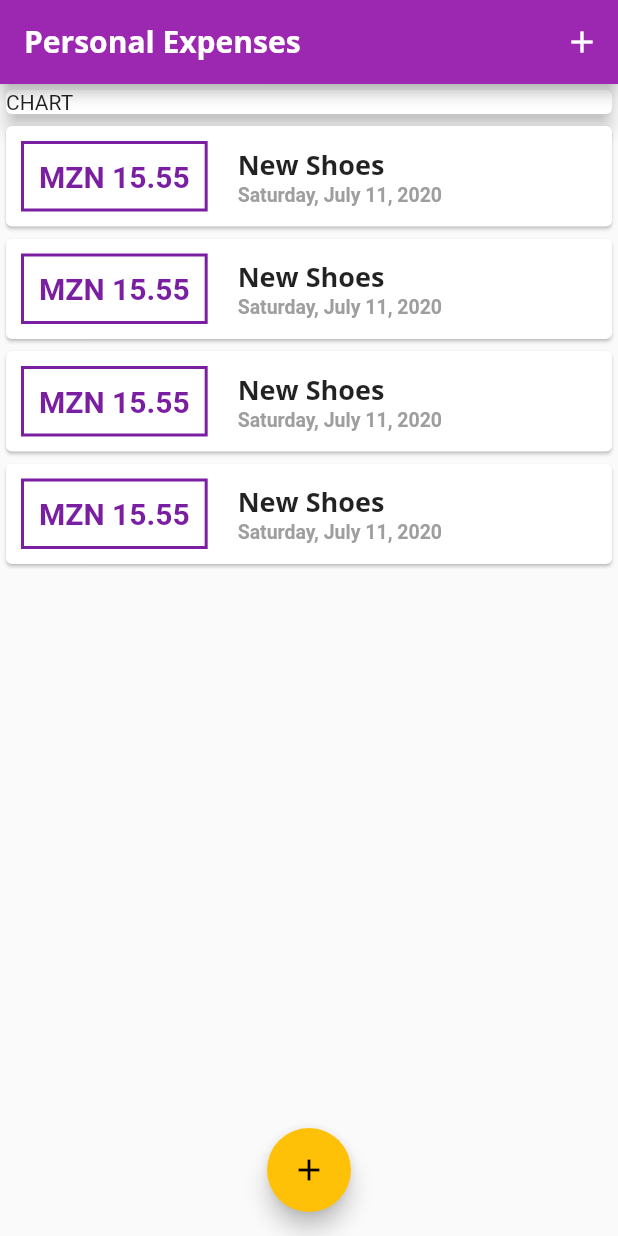
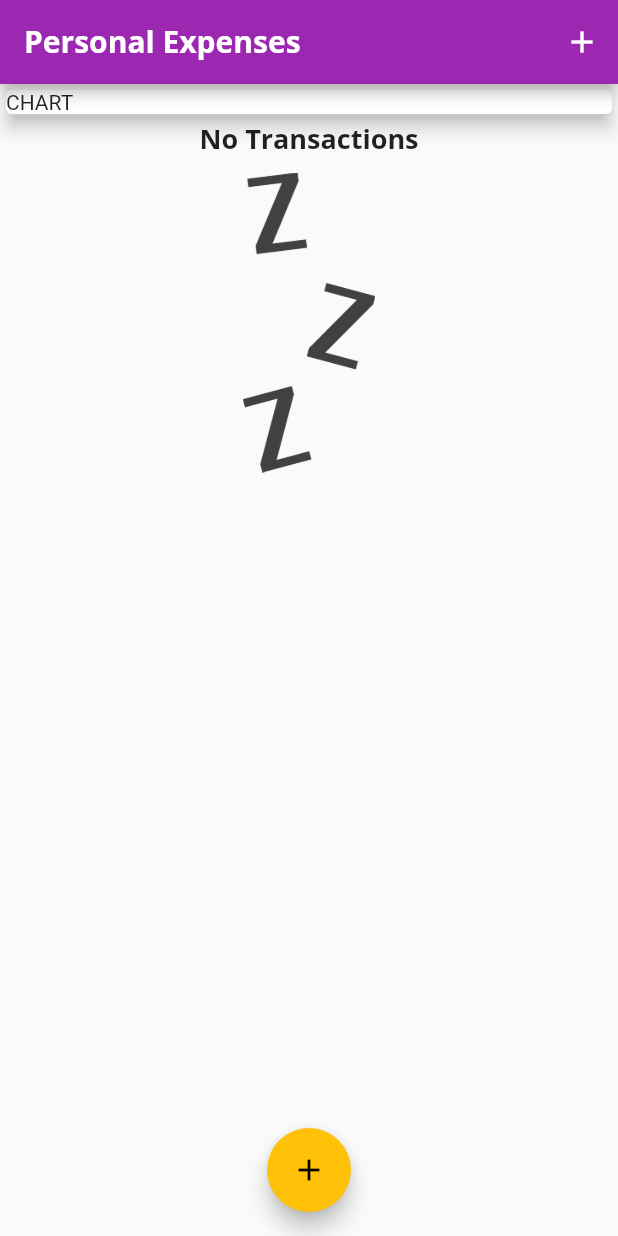
Before and after one commit to Samuel-Bie/expenses_manager, a Flutter app: the screen it shows after launch, on a phone screen of 412 x 824 dp. Run offline on Flutter 3.47's test engine with Material 2 defaults, Android fonts, the phone set to English and light mode, and no system bars.

Commit message:
Add pictures

```diff
--- a/lib/main.dart
+++ b/lib/main.dart
@@ -47,21 +47,21 @@ class MyHomePage extends StatefulWidget {
 
 class _MyHomePageState extends State<MyHomePage> {
   final List<Transaction> _transactions = [
-    Transaction(
-        id: 't1', title: "New Shoes", amount: 15.55, date: DateTime.now()),
-    Transaction(
-        id: 't1', title: "New Shoes", amount: 15.55, date: DateTime.now()),
-    Transaction(
-        id: 't1', title: "New Shoes", amount: 15.55, date: DateTime.now()),
-    Transaction(
-        id: 't1', title: "New Shoes", amount: 15.55, date: DateTime.now()),
-    Transaction(
-        id: 't1', title: "New Shoes", amount: 15.55, date: DateTime.now()),
-    Transaction(
-        id: 't2', title: "New Book", amount: 152.02, date: DateTime.now()),
-    Transaction(
-        id: 't3', title: "New MBP", amount: 15.22, date: DateTime.now()),
-    Transaction(id: 't4', title: "Party", amount: 15.26, date: DateTime.now()),
+    // Transaction(
+    //     id: 't1', title: "New Shoes", amount: 15.55, date: DateTime.now()),
+    // Transaction(
+    //     id: 't1', title: "New Shoes", amount: 15.55, date: DateTime.now()),
+    // Transaction(
+    //     id: 't1', title: "New Shoes", amount: 15.55, date: DateTime.now()),
+    // Transaction(
+    //     id: 't1', title: "New Shoes", amount: 15.55, date: DateTime.now()),
+    // Transaction(
+    //     id: 't1', title: "New Shoes", amount: 15.55, date: DateTime.now()),
+    // Transaction(
+    //     id: 't2', title: "New Book", amount: 152.02, date: DateTime.now()),
+    // Transaction(
+    //     id: 't3', title: "New MBP", amount: 15.22, date: DateTime.now()),
+    // Transaction(id: 't4', title: "Party", amount: 15.26, date: DateTime.now()),
   ];
 
   void _startAddNewTransaction(BuildContext ctx) {
--- a/lib/widgets/transaction_list.dart
+++ b/lib/widgets/transaction_list.dart
@@ -10,7 +10,41 @@ class TransactionList extends StatelessWidget {
   Widget build(BuildContext context) {
     return Container(
       height: 300,
-      child: ListView.builder(
+      child: transactions.isEmpty
+          ? Column(
+              children: <Widget>[
+                Text(
+                  'No Transactions',
+                  style: Theme.of(context).textTheme.subtitle1,
+                ),
+                SizedBox(
+                  height: 10,
+                ),
+                Container(
+                  height: 200,
+                  child: Image.asset(
+                    'assets/images/waiting.png',
+                    fit: BoxFit.cover,
+                  ),
+                ),
+              ],
+            )
+          : _MainList(transactions: transactions),
+    );
+  }
+}
+
+class _MainList extends StatelessWidget {
+  const _MainList({
+    Key key,
+    @required this.transactions,
+  }) : super(key: key);
+
+  final List<Transaction> transactions;
+
+  @override
+  Widget build(BuildContext context) {
+    return ListView.builder(
       itemBuilder: (BuildContext context, int index) {
         Transaction tx = transactions[index];
         return Card(
@@ -61,7 +95,6 @@ class TransactionList extends StatelessWidget {
         );
       },
       itemCount: this.transactions.length,
-      ),
     );
   }
 }
--- a/pubspec.yaml
+++ b/pubspec.yaml
@@ -46,9 +46,8 @@ flutter:
   uses-material-design: true
 
   # To add assets to your application, add an assets section, like this:
-  # assets:
-  #   - images/a_dot_burr.jpeg
-  #   - images/a_dot_ham.jpeg
+  assets:
+    - assets/images/
 
   # An image asset can refer to one or more resolution-specific "variants", see
   # https://flutter.dev/assets-and-images/#resolution-aware.
```
Also changed, not shown: assets/images/waiting.png (added). Lines whose indentation alone changed are shown as unchanged.
